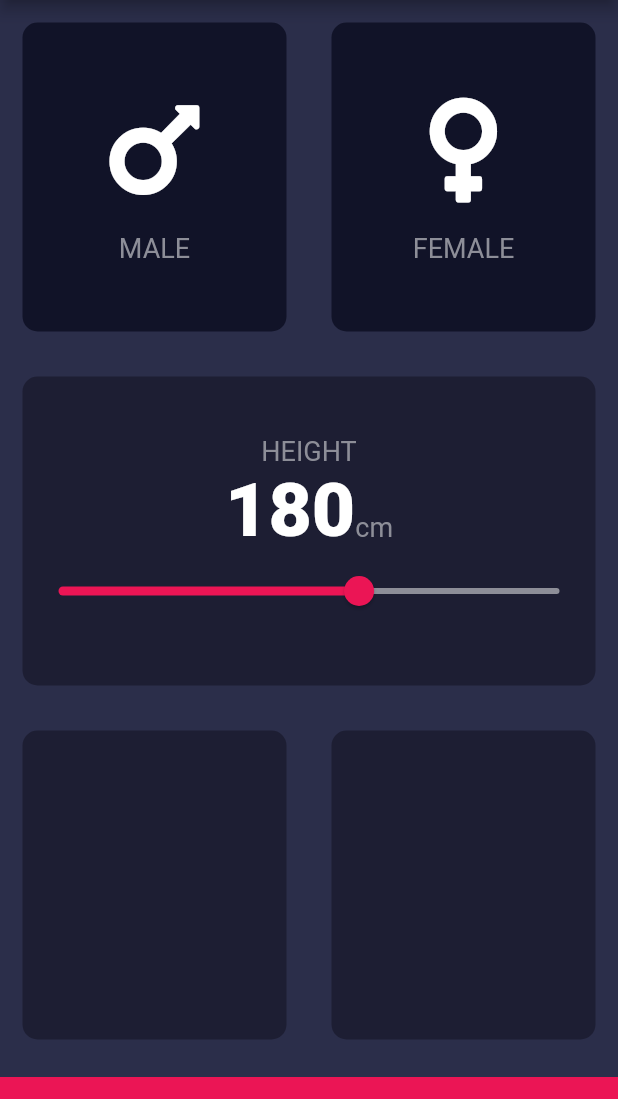
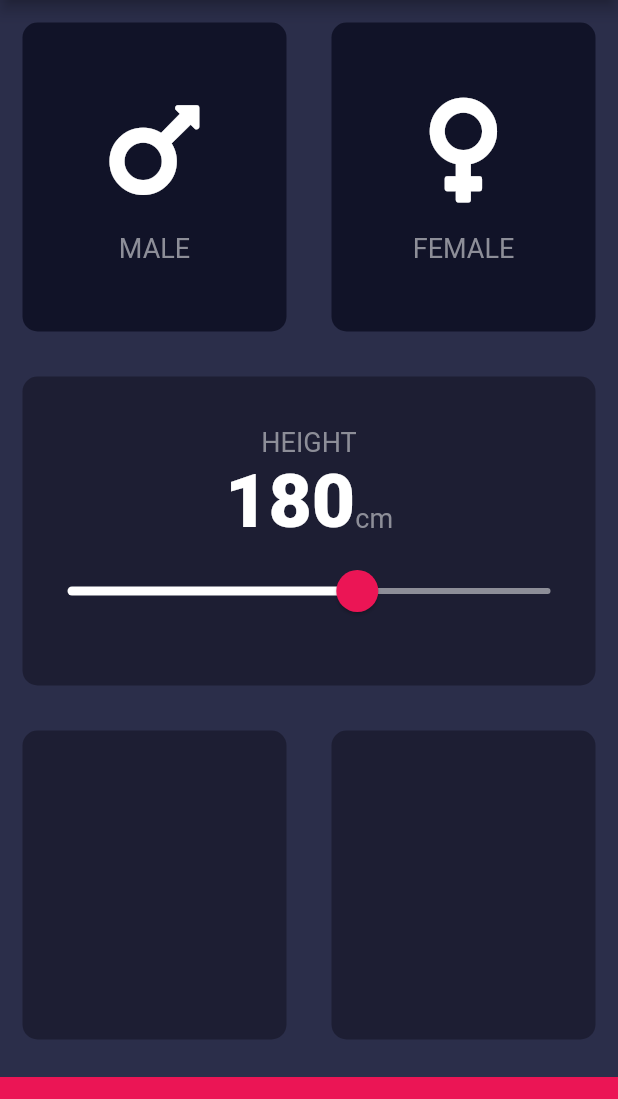
Before and after one commit to Sioomak/BMI-fullter-app, a Flutter app: the screen it shows after launch, on a phone screen of 412 x 824 dp, the part 84-1183 px from its top. Run offline on Flutter 3.47's test engine with Material 2 defaults, Android fonts, the phone set to English and light mode, and no system bars; our stand-ins replace font_awesome_flutter.

Commit message:
Slider theme customized

```diff
--- a/lib/input_page.dart
+++ b/lib/input_page.dart
@@ -90,17 +90,27 @@ class _InputPageState extends State<InputPage> {
                       )
                     ],
                   ),
-                  Slider(
+                  SliderTheme(
+                    data: SliderTheme.of(context).copyWith(
+                      inactiveTrackColor: Color(0xFF8D8E98),
+                      activeTrackColor: Colors.white,
+                      thumbColor: Color(0xFFEB1555),
+                      overlayColor: Color(0x29EB1555),
+                      thumbShape:
+                          RoundSliderThumbShape(enabledThumbRadius: 14.0),
+                      overlayShape:
+                          RoundSliderOverlayShape(overlayRadius: 30.0),
+                    ),
+                    child: Slider(
                       value: height.toDouble(),
                       min: 120.0,
                       max: 220.0,
-                    activeColor: Color(0xFFEB1555),
-                    inactiveColor: Color(0xFF8D8E98),
                       onChanged: (double newValue) {
                         setState(() {
                           height = newValue.round();
                         });
                       },
+                    ),
                   ),
                 ],
               ),
```
Lines whose indentation alone changed are shown as unchanged.
